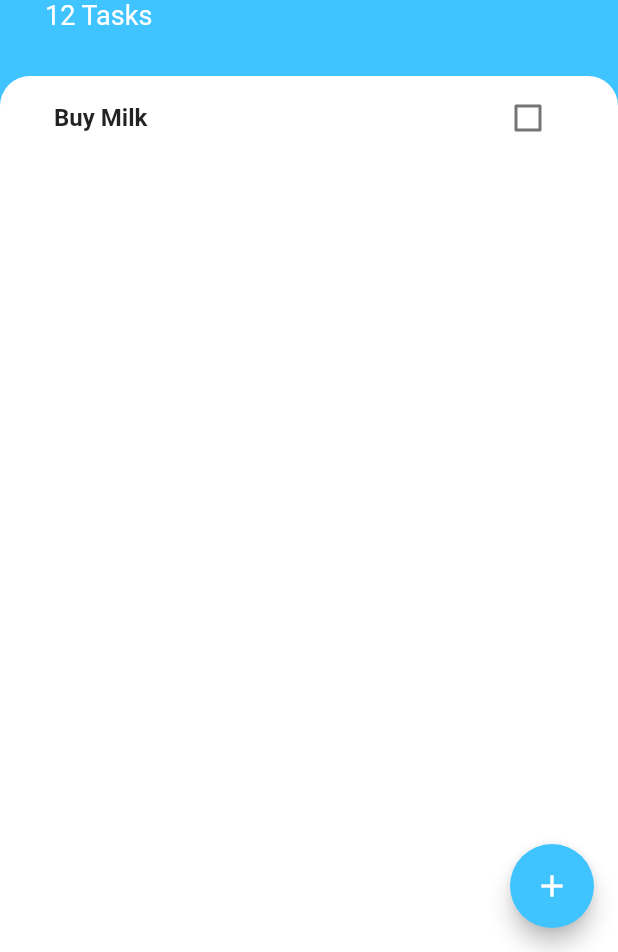
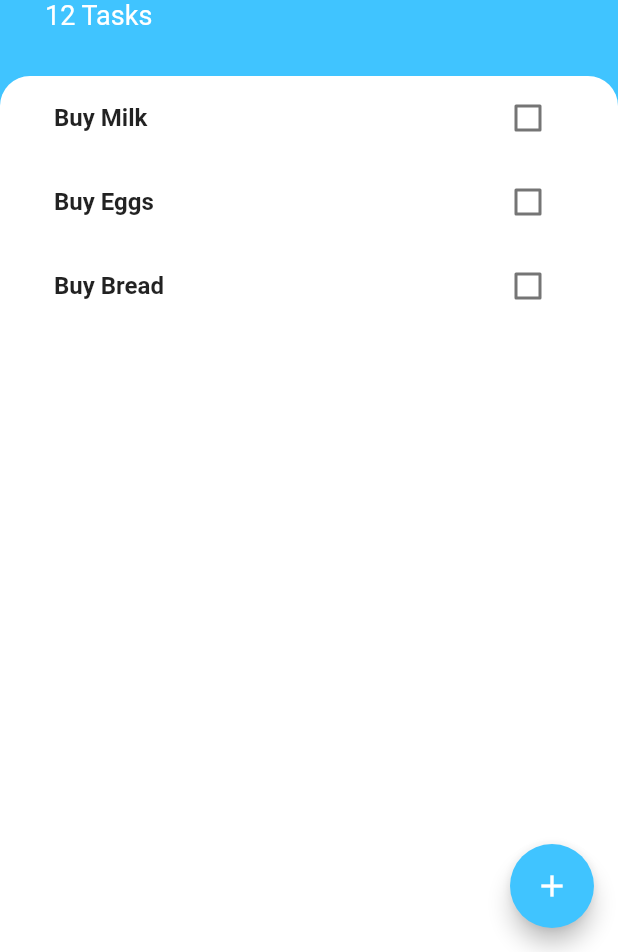
Before and after one commit to imesh562/todoey-app-flutter, a Flutter app: the screen it shows after launch, on a phone screen of 412 x 824 dp, the part 284-1236 px from its top. Run offline on Flutter 3.47's test engine with Material 2 defaults, Android fonts, the phone set to English and light mode, and no system bars.

Commit message:
new changes

```diff
--- /dev/null
+++ b/lib/models/tasks.dart
@@ -0,0 +1,9 @@
+class Task {
+  final String name;
+  bool isDone;
+  Task({required this.name, this.isDone = false});
+
+  void toggleDone() {
+    isDone = !isDone;
+  }
+}
--- a/lib/widgets/task_tile.dart
+++ b/lib/widgets/task_tile.dart
@@ -1,18 +1,30 @@
+import 'package:flutter/cupertino.dart';
 import 'package:flutter/material.dart';
 
 class TaskTile extends StatelessWidget {
+  final bool isChecked;
+  final String taskTile;
+  final Function(bool?) checkBoxCallBack;
+
+  TaskTile(
+      {required this.isChecked,
+      required this.taskTile,
+      required this.checkBoxCallBack});
+
   @override
   Widget build(BuildContext context) {
     return ListTile(
       title: Text(
-        'Buy Milk',
+        taskTile,
         style: TextStyle(
+          decoration: isChecked ? TextDecoration.lineThrough : null,
           fontWeight: FontWeight.bold,
         ),
       ),
       trailing: Checkbox(
-        value: false,
-        onChanged: (choosed) {},
+        activeColor: Colors.lightBlueAccent,
+        value: isChecked,
+        onChanged: checkBoxCallBack,
       ),
     );
   }
--- a/lib/widgets/tasks_list.dart
+++ b/lib/widgets/tasks_list.dart
@@ -1,13 +1,34 @@
 import 'package:flutter/material.dart';
+import 'package:todoey_flutter/models/tasks.dart';
 import 'package:todoey_flutter/widgets/task_tile.dart';
 
-class TasksList extends StatelessWidget {
+class TasksList extends StatefulWidget {
+  @override
+  _TasksListState createState() => _TasksListState();
+}
+
+class _TasksListState extends State<TasksList> {
+  List<Task> tasks = [
+    Task(name: 'Buy Milk'),
+    Task(name: 'Buy Eggs'),
+    Task(name: 'Buy Bread'),
+  ];
+
   @override
   Widget build(BuildContext context) {
-    return ListView(
-      children: [
-        TaskTile(),
-      ],
+    return ListView.builder(
+      itemCount: tasks.length,
+      itemBuilder: (context, index) {
+        return TaskTile(
+          isChecked: tasks[index].isDone,
+          taskTile: tasks[index].name,
+          checkBoxCallBack: (checkBoxState) {
+            setState(() {
+              tasks[index].toggleDone();
+            });
+          },
+        );
+      },
     );
   }
 }
```
